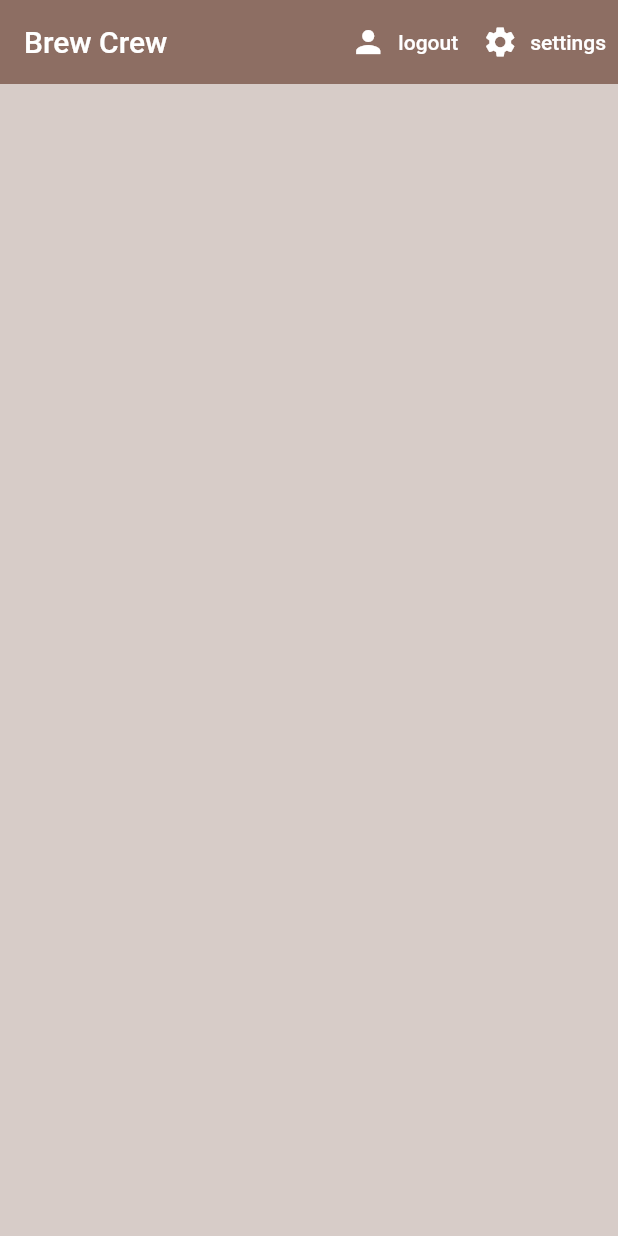
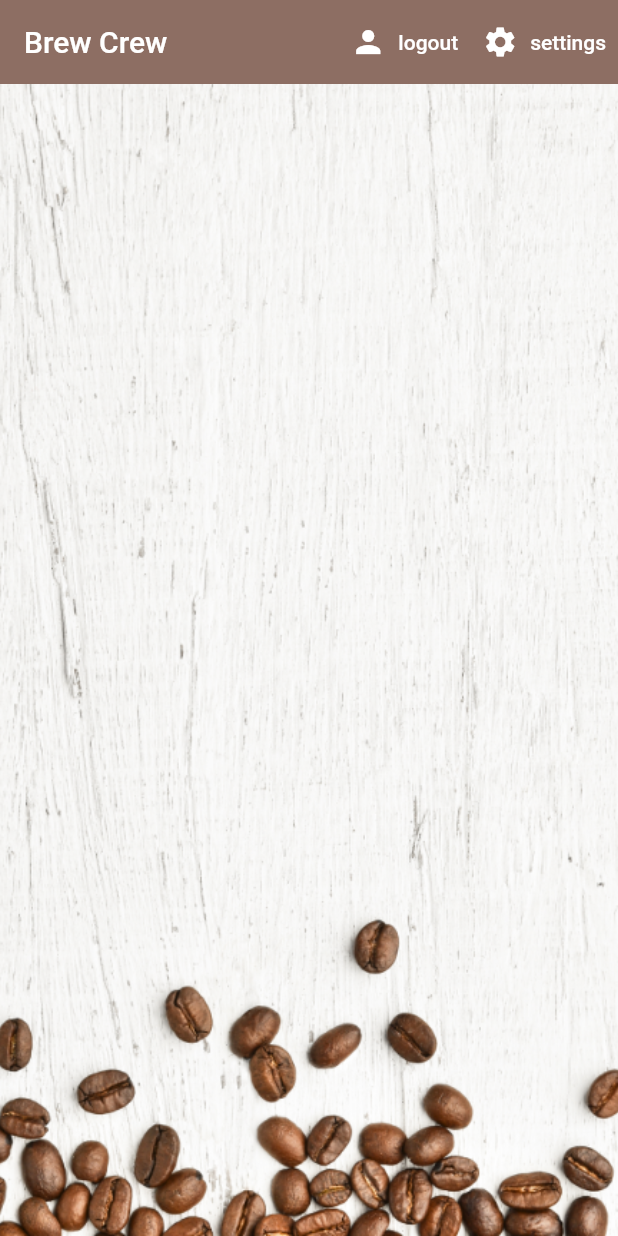
Before and after one commit to LunarioTK/Cafe_App_Firebase, a Flutter app: the screen it shows once a user with an empty profile is signed in, on a phone screen of 412 x 824 dp. Run offline on Flutter 3.47's test engine with Material 2 defaults, Android fonts, the phone set to English and light mode, and no system bars; our stand-ins replace cloud_firestore, firebase_auth, firebase_core, flutter_spinkit; accounts and stored records are empty.

Commit message:
Finishing Touches

```diff
--- a/lib/screens/home/brew_tile.dart
+++ b/lib/screens/home/brew_tile.dart
@@ -16,6 +16,7 @@ class BrewTile extends StatelessWidget {
             leading: CircleAvatar(
               radius: 25.0,
               backgroundColor: Colors.brown[brew.strength],
+              backgroundImage: const AssetImage('assets/coffee_icon.png'),
             ),
             title: Text(brew.name),
             subtitle: Text('Takes ${brew.sugars} sugar(s)'),
--- a/lib/screens/home/home.dart
+++ b/lib/screens/home/home.dart
@@ -54,7 +54,15 @@ class Home extends StatelessWidget {
             )
           ],
         ),
-        body: const BrewList(),
+        body: Container(
+          decoration: const BoxDecoration(
+            image: DecorationImage(
+              image: AssetImage('assets/coffee_bg.png'),
+              fit: BoxFit.cover,
+            ),
+          ),
+          child: const BrewList(),
+        ),
       ),
     );
   }
--- a/pubspec.yaml
+++ b/pubspec.yaml
@@ -65,9 +65,8 @@ flutter:
   uses-material-design: true
 
   # To add assets to your application, add an assets section, like this:
-  # assets:
-  #   - images/a_dot_burr.jpeg
-  #   - images/a_dot_ham.jpeg
+  assets:
+    - assets/
 
   # An image asset can refer to one or more resolution-specific "variants", see
   # https://flutter.dev/assets-and-images/#resolution-aware
```
Also changed, not shown: lib/screens/home/settings_form.dart (+9 -4 lines), assets/coffee_bg.png (added), assets/coffee_icon.png (added).
